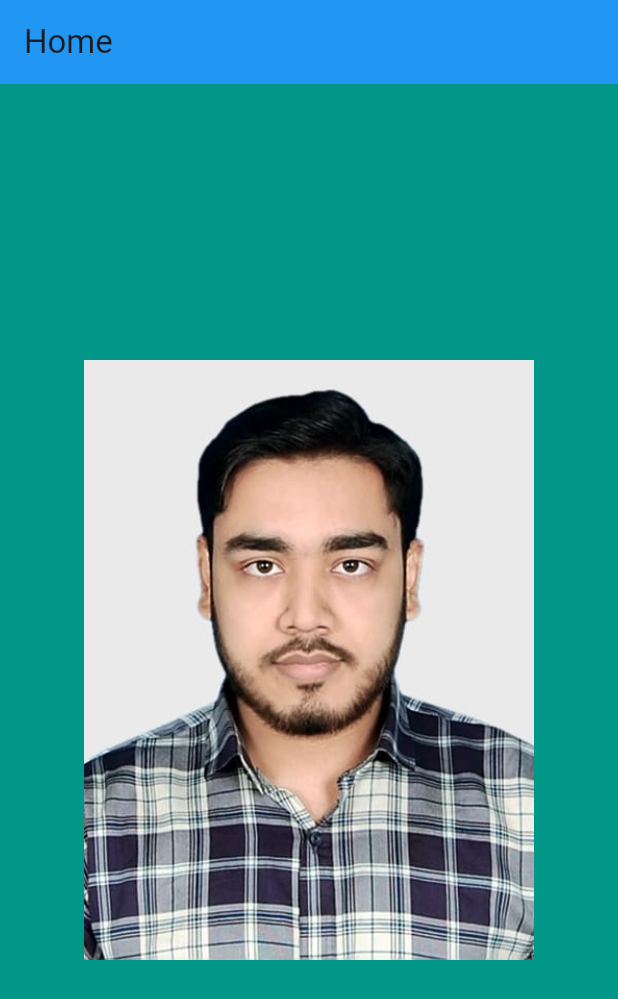
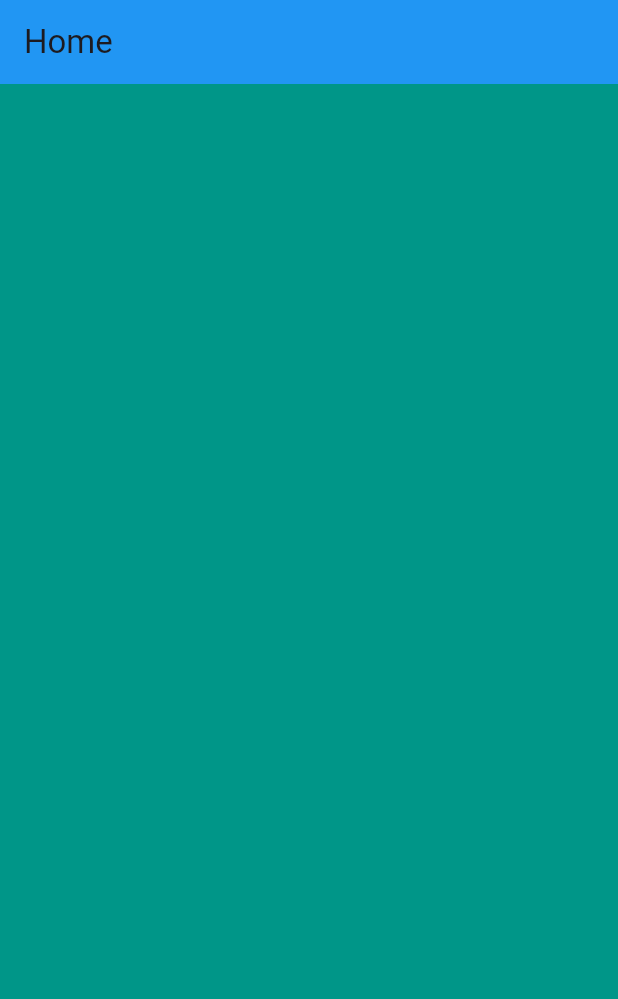
Before and after one commit to M-Yousuf-Nabi/app1-practice, a Flutter app: the screen it shows after launch, on a phone screen of 412 x 824 dp. Shown: the top 999 px of the screen. Run offline on Flutter 3.47's test engine with Material 3 defaults, Android fonts, the phone set to English and light mode, and no system bars.

Commit message:
Module 8 start from here

```diff
--- a/lib/main.dart
+++ b/lib/main.dart
@@ -74,20 +74,20 @@ class Home extends StatelessWidget {
         //   child: Text("Text Button"),
         // ),
 
-        child: GestureDetector(
-          onTap: (){
-            print("Single Tapped");
-          },
-          onDoubleTap: (){
-            print("Double Tapped");
-          },
-          child: Image.asset(
-            "assets/Image/01.jpeg",
-            width: 300,
-            height: 400,
-            fit: BoxFit.cover,
-          ),
-        )
+        // child: GestureDetector(
+        //   onTap: (){
+        //     print("Single Tapped");
+        //   },
+        //   onDoubleTap: (){
+        //     print("Double Tapped");
+        //   },
+        //   child: Image.asset(
+        //     "assets/Image/01.jpeg",
+        //     width: 300,
+        //     height: 400,
+        //     fit: BoxFit.cover,
+        //   ),
+        // )
        //  child: InkWell(
        //     onTap: (){
        //        print("Single Tapped");
```
